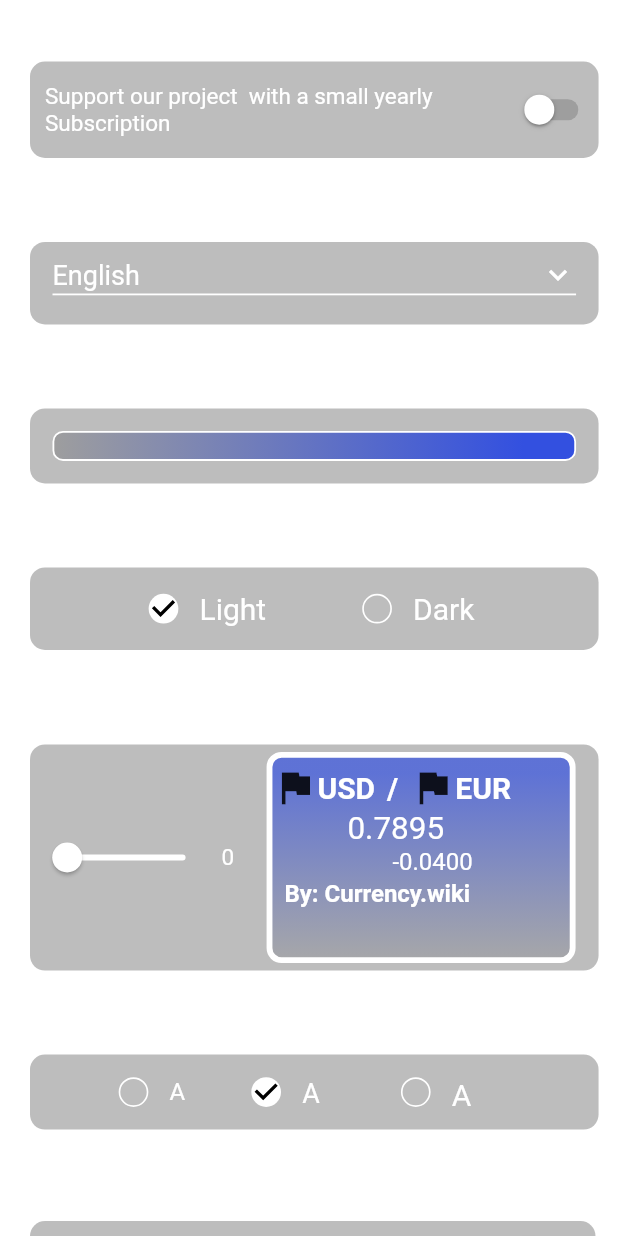
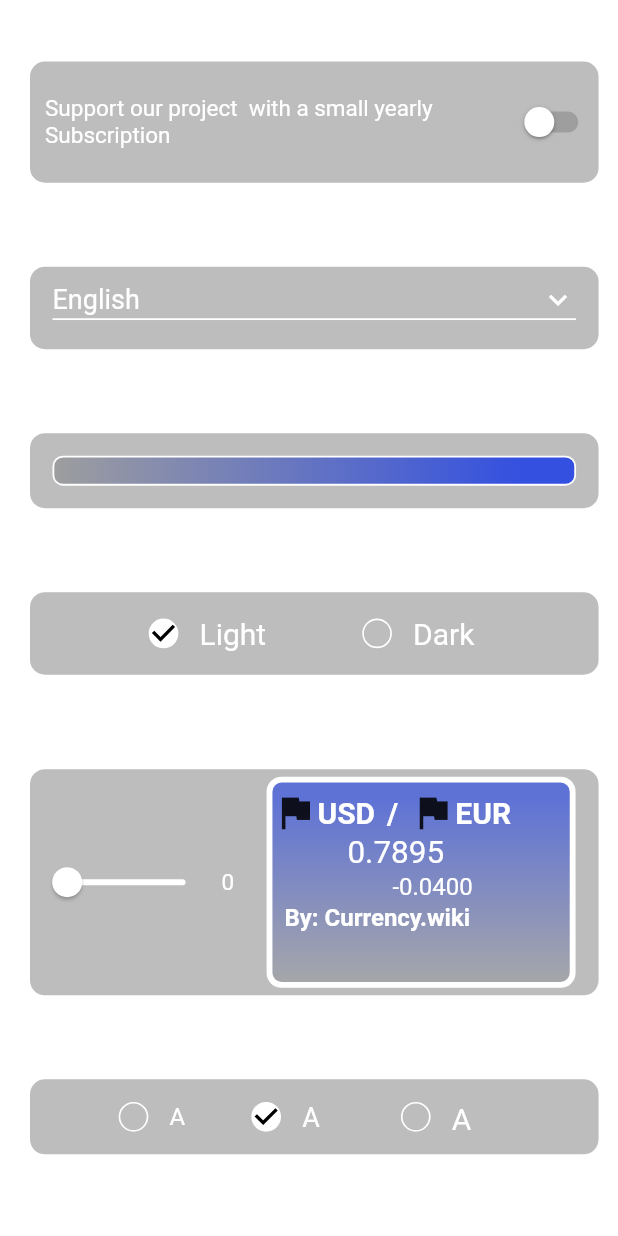
Before and after one commit to Officialchandan/currency_converter, a Flutter app: the SettingScreen screen opened directly with empty values, on a phone screen of 412 x 824 dp. Run offline on Flutter 3.47's test engine with Material 2 defaults, Android fonts, the phone set to English and light mode, and no system bars; our stand-ins replace dio, flutter_colorpicker, google_fonts, math_expressions, shared_preferences, webview_flutter; accounts and stored records are empty.

Commit message:
commit day 9.2

```diff
--- a/lib/Themes/colors.dart
+++ b/lib/Themes/colors.dart
@@ -3,23 +3,29 @@
 import 'package:flutter/material.dart';
 
 class MyColors {
-  static Color firstthemecolorgr = const Color(0xFF3350E0);
+  static Color firstthemecolorgr = const Color(0xFF3350E0); //{ this is a color ,which change whole theme }
 
-  static Color firstthemecolorgr1 = Colors.grey;
+  static Color firstthemecolorgr1 = Colors.grey;  //{ this is a gradient color of theme which is always with  'firstthemecolorgr' }
 
 
 
-  static Color calcuColor = Color(0xFFB2BBF5);
-  static Color textColor =Colors.white;
-  static Color insideTextFieldColor=Colors.black;
+  static Color calcuColor = Color(0xFFB2BBF5);  //{  this is a color of calculator button, we need to take this because some time it change some time not}
 
-  static int textSize=2;
+  static Color textColor =Colors.white;  //{ this is color of all text except textfield text}
 
-  static bool checkBoxValue1=true;
-    static bool checkBoxValue2=false;
+  static Color insideTextFieldColor=Colors.black;  //{ this is a color of text,which is inside textField }
 
-    static bool datemm=true;
-    static bool datedd=false;
+  static int textSize=2;  //{ This is integer value of size ,to increment or decrement the size of fonts}
+
+  static bool checkBoxValue1=true;  //{ this boolean for date format dd/mm/yy}
+    static bool checkBoxValue2=false;  //{ this boolean for date format mm/dd/yy}
+
+    static bool datemm=false;  //{ this boolean for date format dd/mm/yy}
+    static bool datedd=true;  //{ this boolean for date format mm/dd/yy}
+
+  static bool fontsmall = false;
+  static bool fontmedium = true;
+  static  bool fontlarge = false;
 
 
 
--- a/lib/pages/setting_screen.dart
+++ b/lib/pages/setting_screen.dart
@@ -33,9 +33,7 @@ class _SettingScreenState extends State<SettingScreen> {
   bool isSwitched = false;
   bool checkBoxValue1 = true;
   bool checkBoxValue2 = false;
-  bool fontsmall = false;
-  bool fontmedium = true;
-  bool fontlarge = false;
+
   bool displaycode = false;
   bool displaysymbol = true;
   bool displayflag = true;
@@ -69,9 +67,9 @@ class _SettingScreenState extends State<SettingScreen> {
                     margin: const EdgeInsets.only(left: 10, bottom: 13),
                     child: Text("Remove Ads",
                         style: GoogleFonts.roboto(
-                            fontSize: fontsmall
+                            fontSize: MyColors.fontsmall
                                 ? (MyColors.textSize - 20) * (-1)
-                                : fontlarge
+                                : MyColors.fontlarge
                                     ? (MyColors.textSize + 20)
                                     : 20,
                             color: MyColors.textColor,
@@ -79,7 +77,7 @@ class _SettingScreenState extends State<SettingScreen> {
                 Container(
                   // margin: EdgeInsets.only(right: 20),
                   width: width * .92,
-                  height: height * .078,
+                  height: height * .098,
                   padding: const EdgeInsets.all(10),
                   decoration: BoxDecoration(
                       color: Colors.black26,
@@ -95,9 +93,9 @@ class _SettingScreenState extends State<SettingScreen> {
                             text: "Support our project  with a small yearly",
                             style: TextStyle(
                                 fontWeight: FontWeight.normal,
-                                fontSize: fontsmall
+                                fontSize: MyColors.fontsmall
                                     ? (MyColors.textSize - 15) * (-1)
-                                    : fontlarge
+                                    : MyColors.fontlarge
                                         ? (MyColors.textSize + 15)
                                         : 15,
                                 color: MyColors.textColor),
@@ -106,9 +104,9 @@ class _SettingScreenState extends State<SettingScreen> {
                             text: "\nSubscription",
                             style: TextStyle(
                                 fontWeight: FontWeight.normal,
-                                fontSize: fontsmall
+                                fontSize: MyColors.fontsmall
                                     ? (MyColors.textSize - 15) * (-1)
-                                    : fontlarge
+                                    : MyColors.fontlarge
                                         ? (MyColors.textSize + 15)
                                         : 15,
                                 color: MyColors.textColor),
@@ -141,9 +139,9 @@ class _SettingScreenState extends State<SettingScreen> {
                         const EdgeInsets.only(left: 10, bottom: 13, top: 20),
                     child: Text("Select Language",
                         style: GoogleFonts.roboto(
-                            fontSize: fontsmall
+                            fontSize: MyColors.fontsmall
                                 ? (MyColors.textSize - 20) * (-1)
-                                : fontlarge
+                                : MyColors.fontlarge
                                     ? (MyColors.textSize + 20)
                                     : 20,
                             color: MyColors.textColor,
@@ -165,9 +163,9 @@ class _SettingScreenState extends State<SettingScreen> {
                           children: [
                             Text("English",
                                 style: GoogleFonts.roboto(
-                                  fontSize: fontsmall
+                                  fontSize: MyColors.fontsmall
                                       ? (MyColors.textSize - 18) * (-1)
-                                      : fontlarge
+                                      : MyColors.fontlarge
                                           ? (MyColors.textSize + 18)
                                           : 18,
                                   color: MyColors.textColor,
@@ -191,9 +189,9 @@ class _SettingScreenState extends State<SettingScreen> {
                         const EdgeInsets.only(left: 10, bottom: 13, top: 20),
                     child: Text("Color Selection",
                         style: GoogleFonts.roboto(
-                            fontSize: fontsmall
+                            fontSize: MyColors.fontsmall
                                 ? (MyColors.textSize - 20) * (-1)
-                                : fontlarge
+                                : MyColors.fontlarge
                                     ? (MyColors.textSize + 20)
                                     : 20,
                             color: MyColors.textColor,
@@ -235,9 +233,9 @@ class _SettingScreenState extends State<SettingScreen> {
                         const EdgeInsets.only(left: 10, bottom: 13, top: 20),
                     child: Text("Theme",
                         style: GoogleFonts.roboto(
-                            fontSize: fontsmall
+                            fontSize: MyColors.fontsmall
                                 ? (MyColors.textSize - 20) * (-1)
-                                : fontlarge
+                                : MyColors.fontlarge
                                     ? (MyColors.textSize + 20)
                                     : 20,
                             color: MyColors.textColor,
@@ -294,9 +292,9 @@ class _SettingScreenState extends State<SettingScreen> {
                         ),
                         Text("Light",
                             style: GoogleFonts.roboto(
-                              fontSize: fontsmall
+                              fontSize: MyColors.fontsmall
                                   ? (MyColors.textSize - 20) * (-1)
-                                  : fontlarge
+                                  : MyColors.fontlarge
                                       ? (MyColors.textSize + 20)
                                       : 20,
                               color: MyColors.textColor,
@@ -340,9 +338,9 @@ class _SettingScreenState extends State<SettingScreen> {
                         Text(
                           "Dark",
                           style: GoogleFonts.roboto(
-                              fontSize: fontsmall
+                              fontSize: MyColors.fontsmall
                                   ? (MyColors.textSize - 20) * (-1)
-                                  : fontlarge
+                                  : MyColors.fontlarge
                                       ? (MyColors.textSize + 20)
                                       : 20,
                               color: MyColors.textColor),
@@ -358,9 +356,9 @@ class _SettingScreenState extends State<SettingScreen> {
                         child: Text(
                           "Widget Transparency  ",
                           style: GoogleFonts.roboto(
-                              fontSize: fontsmall
+                              fontSize: MyColors.fontsmall
                                   ? (MyColors.textSize - 20) * (-1)
-                                  : fontlarge
+                                  : MyColors.fontlarge
                                       ? (MyColors.textSize + 20)
                                       : 20,
                               color: MyColors.textColor,
@@ -406,9 +404,9 @@ class _SettingScreenState extends State<SettingScreen> {
                               x.toString(),
                               style: TextStyle(
                                 color: MyColors.textColor,
-                                fontSize: fontsmall
+                                fontSize: MyColors.fontsmall
                                     ? (MyColors.textSize - 15) * (-1)
-                                    : fontlarge
+                                    : MyColors.fontlarge
                                         ? (MyColors.textSize + 15)
                                         : 15,
                               ),
@@ -447,9 +445,9 @@ class _SettingScreenState extends State<SettingScreen> {
                                 Text(
                                   "USD",
                                   style: GoogleFonts.roboto(
-                                      fontSize: fontsmall
+                                      fontSize: MyColors.fontsmall
                                           ? (MyColors.textSize - 20) * (-1)
-                                          : fontlarge
+                                          : MyColors.fontlarge
                                               ? (MyColors.textSize + 20)
                                               : 20,
                                       color: MyColors.textColor,
@@ -459,9 +457,9 @@ class _SettingScreenState extends State<SettingScreen> {
                                 Text(
                                   "/",
                                   style: GoogleFonts.roboto(
-                                      fontSize: fontsmall
+                                      fontSize: MyColors.fontsmall
                                           ? (MyColors.textSize - 20) * (-1)
-                                          : fontlarge
+                                          : MyColors.fontlarge
                                               ? (MyColors.textSize + 20)
                                               : 20,
                                       color: MyColors.textColor,
@@ -475,9 +473,9 @@ class _SettingScreenState extends State<SettingScreen> {
                                 Text(
                                   "EUR",
                                   style: GoogleFonts.roboto(
-                                      fontSize: fontsmall
+                                      fontSize: MyColors.fontsmall
                                           ? (MyColors.textSize - 20) * (-1)
-                                          : fontlarge
+                                          : MyColors.fontlarge
                                               ? (MyColors.textSize + 20)
                                               : 20,
                                       color: MyColors.textColor,
@@ -490,9 +488,9 @@ class _SettingScreenState extends State<SettingScreen> {
                               child: Text("0.7895",
                                   style: TextStyle(
                                     color: MyColors.textColor,
-                                    fontSize: fontsmall
+                                    fontSize: MyColors.fontsmall
                                         ? (MyColors.textSize - 21) * (-1)
-                                        : fontlarge
+                                        : MyColors.fontlarge
                                             ? (MyColors.textSize + 20)
                                             : 21,
                                   )),
@@ -502,9 +500,9 @@ class _SettingScreenState extends State<SettingScreen> {
                               child: Text("-0.0400",
                                   style: TextStyle(
                                     color: MyColors.textColor,
-                                    fontSize: fontsmall
+                                    fontSize: MyColors.fontsmall
                                         ? (MyColors.textSize - 16) * (-1)
-                                        : fontlarge
+                                        : MyColors.fontlarge
                                             ? (MyColors.textSize + 16)
                                             : 16,
                                   )),
@@ -516,9 +514,9 @@ class _SettingScreenState extends State<SettingScreen> {
                                 style: GoogleFonts.roboto(
                                   color: MyColors.textColor,
                                   fontWeight: FontWeight.bold,
-                                  fontSize: fontsmall
+                                  fontSize: MyColors.fontsmall
                                       ? (MyColors.textSize - 16) * (-1)
-                                      : fontlarge
+                                      : MyColors.fontlarge
                                           ? (MyColors.textSize + 16)
                                           : 16,
                                 ))
@@ -532,9 +530,9 @@ class _SettingScreenState extends State<SettingScreen> {
                     margin: EdgeInsets.only(left: 10, bottom: 13, top: 20),
                     child: Text("Visual Size",
                         style: GoogleFonts.roboto(
-                            fontSize: fontsmall
+                            fontSize: MyColors.fontsmall
                                 ? (MyColors.textSize - 20) * (-1)
-                                : fontlarge
+                                : MyColors.fontlarge
                                     ? (MyColors.textSize + 20)
                                     : 20,
                             color: MyColors.textColor,
@@ -558,13 +556,13 @@ class _SettingScreenState extends State<SettingScreen> {
                           scale: 1.1,
                           child: Checkbox(
                             side: BorderSide(color: MyColors.textColor),
-                            value: fontsmall,
+                            value: MyColors.fontsmall,
                             onChanged: (value) {
                               setState(() {
-                                if (fontlarge || fontmedium) {
-                                  fontsmall = true;
-                                  fontlarge = false;
-                                  fontmedium = false;
+                                if (MyColors.fontlarge || MyColors.fontmedium) {
+                                  MyColors.fontsmall = true;
+                                  MyColors.fontlarge = false;
+                                  MyColors.fontmedium = false;
                                 }
                               });
                             },
@@ -587,13 +585,13 @@ class _SettingScreenState extends State<SettingScreen> {
                           scale: 1.1,
                           child: Checkbox(
                             side: BorderSide(color: MyColors.textColor),
-                            value: fontmedium,
+                            value: MyColors.fontmedium,
                             onChanged: (value) {
                               setState(() {
-                                if (fontsmall || fontlarge) {
-                                  fontsmall = false;
-                                  fontlarge = false;
-                                  fontmedium = true;
+                                if (MyColors.fontsmall || MyColors.fontlarge) {
+                                  MyColors.fontsmall = false;
+                                  MyColors.fontlarge = false;
+                                  MyColors.fontmedium = true;
                                 }
                               });
                             },
@@ -618,13 +616,13 @@ class _SettingScreenState extends State<SettingScreen> {
                           scale: 1.1,
                           child: Checkbox(
                             side: BorderSide(color: MyColors.textColor),
-                            value: fontlarge,
+                            value: MyColors.fontlarge,
                             onChanged: (value) {
                               setState(() {
-                                if (fontsmall || fontmedium) {
-                                  fontsmall = false;
-                                  fontlarge = true;
-                                  fontmedium = false;
+                                if (MyColors.fontsmall || MyColors.fontmedium) {
+                                  MyColors.fontsmall = false;
+                                  MyColors.fontlarge = true;
+                                  MyColors.fontmedium = false;
                                 }
                               });
                             },
@@ -648,9 +646,9 @@ class _SettingScreenState extends State<SettingScreen> {
                     margin: EdgeInsets.only(left: 10, bottom: 5, top: 25),
                     child: Text("App Logo Launcher",
                         style: GoogleFonts.roboto(
-                            fontSize: fontsmall
+                            fontSize: MyColors.fontsmall
                                 ? (MyColors.textSize - 20) * (-1)
-                                : fontlarge
+                                : MyColors.fontlarge
                                     ? (MyColors.textSize + 20)
                                     : 20,
                             color: MyColors.textColor,
@@ -676,9 +674,9 @@ class _SettingScreenState extends State<SettingScreen> {
                                 margin: EdgeInsets.only(bottom: 5, left: 2),
                                 child: Text("Multi-Convertor",
                                     style: GoogleFonts.roboto(
-                                        fontSize: fontsmall
+                                        fontSize: MyColors.fontsmall
                                             ? (MyColors.textSize - 18) * (-1)
-                                            : fontlarge
+                                            : MyColors.fontlarge
                                                 ? (MyColors.textSize + 18)
                                                 : 18,
                                         color: MyColors.textColor,
@@ -761,9 +759,9 @@ class _SettingScreenState extends State<SettingScreen> {
                               padding: EdgeInsets.only(top: 12),
                               child: Text("Display Currency Code",
                                   style: GoogleFonts.roboto(
-                                      fontSize: fontsmall
+                                      fontSize: MyColors.fontsmall
                                           ? (MyColors.textSize - 18) * (-1)
-                                          : fontlarge
+                                          : MyColors.fontlarge
                                               ? (MyColors.textSize + 18)
                                               : 18,
                                       color: MyColors.textColor,
@@ -803,9 +801,9 @@ class _SettingScreenState extends State<SettingScreen> {
                               padding: EdgeInsets.only(top: 12),
                               child: Text("Display Currency Symbol",
                                   style: GoogleFonts.roboto(
-                                      fontSize: fontsmall
+                                      fontSize: MyColors.fontsmall
                                           ? (MyColors.textSize - 18) * (-1)
-                                          : fontlarge
+                                          : MyColors.fontlarge
                                               ? (MyColors.textSize + 18)
                                               : 18,
                                       color: MyColors.textColor,
@@ -844,9 +842,9 @@ class _SettingScreenState extends State<SettingScreen> {
                               padding: EdgeInsets.only(top: 12),
                               child: Text("Display Currency Flag",
                                   style: GoogleFonts.roboto(
-                                      fontSize: fontsmall
+                                      fontSize: MyColors.fontsmall
                                           ? (MyColors.textSize - 18) * (-1)
-                                          : fontlarge
+                                          : MyColors.fontlarge
                                               ? (MyColors.textSize + 18)
                                               : 18,
                                       color: MyColors.textColor,
@@ -875,9 +873,9 @@ class _SettingScreenState extends State<SettingScreen> {
                     margin: EdgeInsets.only(left: 10, bottom: 13, top: 20),
                     child: Text("Data Format",
                         style: GoogleFonts.roboto(
-                            fontSize: fontsmall
+                            fontSize: MyColors.fontsmall
                                 ? (MyColors.textSize - 20) * (-1)
-                                : fontlarge
+                                : MyColors.fontlarge
                                     ? (MyColors.textSize + 20)
                                     : 20,
                             color: MyColors.textColor,
@@ -926,9 +924,9 @@ class _SettingScreenState extends State<SettingScreen> {
                         ),
                         Text("mm/dd/yy",
                             style: GoogleFonts.roboto(
-                              fontSize: fontsmall
+                              fontSize: MyColors.fontsmall
                                   ? (MyColors.textSize - 16) * (-1)
-                                  : fontlarge
+                                  : MyColors.fontlarge
                                       ? (MyColors.textSize + 16)
                                       : 16,
                               color: MyColors.textColor,
@@ -967,9 +965,9 @@ class _SettingScreenState extends State<SettingScreen> {
                         Text(
                           "dd/mm/yy",
                           style: GoogleFonts.roboto(
-                              fontSize: fontsmall
+                              fontSize: MyColors.fontsmall
                                   ? (MyColors.textSize - 16) * (-1)
-                                  : fontlarge
+                                  : MyColors.fontlarge
                                       ? (MyColors.textSize + 16)
                                       : 16,
                               color: MyColors.textColor),
```
Also changed, not shown: lib/pages/home/home_tab.dart (+58 -22 lines).
